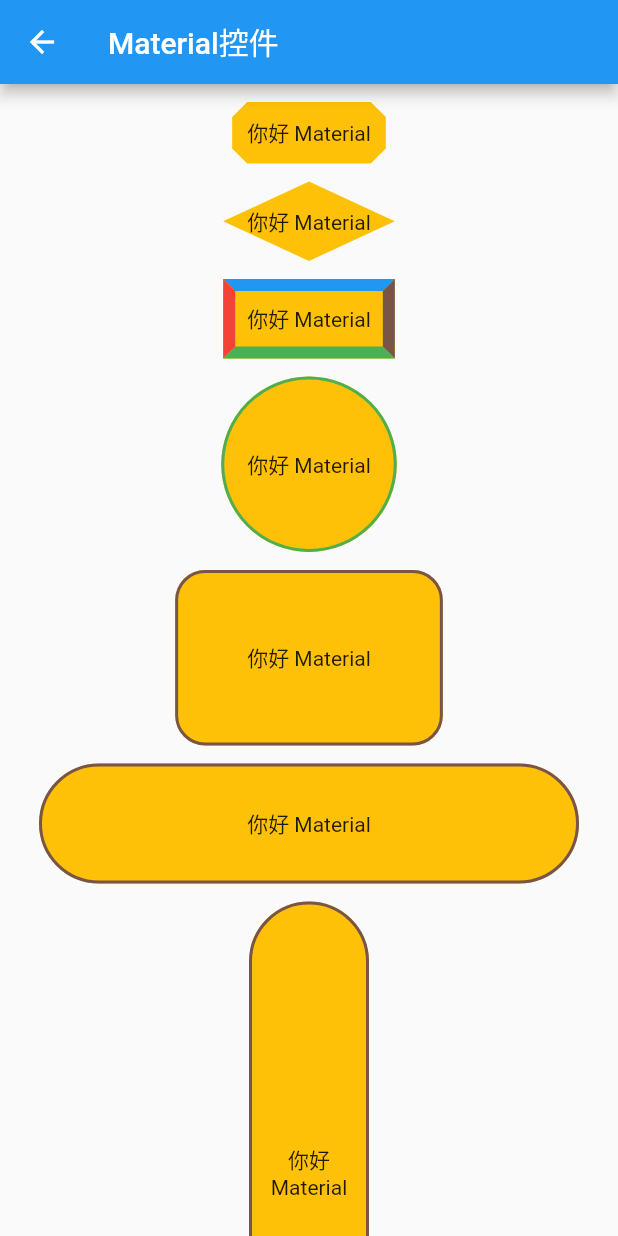
After one commit to TryImpossible/flutter-diy, a Flutter app: the MaterialWidgetActivity screen opened directly, on a phone screen of 412 x 824 dp. The commit adds this screen. Run offline on Flutter 3.47's test engine with Material 2 defaults, Android fonts, the phone set to English and light mode, and no system bars.

Commit message:
Material控件

```diff
--- a/app/lib/global.dart
+++ b/app/lib/global.dart
@@ -1,3 +1,5 @@
+import 'dart:math';
+
 import 'package:flutter/cupertino.dart';
 import 'package:flutter/material.dart';
 
@@ -10,3 +12,11 @@ final List<Color> colorList = <Color>[
   Colors.blue,
   Colors.purple,
 ];
+
+/// 随机颜色
+Color get randomColor => Color.fromRGBO(
+      Random().nextInt(255),
+      Random().nextInt(255),
+      Random().nextInt(255),
+      1,
+    );
--- a/app/lib/pages/framework_widget_fragment.dart
+++ b/app/lib/pages/framework_widget_fragment.dart
@@ -1,4 +1,5 @@
 import 'package:app/pages/listview/list_view_widget_activity.dart';
+import 'package:app/pages/material_widget_activity.dart';
 import 'package:app/pages/sliver/sliver_widget_activity.dart';
 import 'package:flutter/material.dart';
 
@@ -23,7 +24,9 @@ class _FrameworkWidgetFragmentState extends State<FrameworkWidgetFragment> {
             mainAxisAlignment: MainAxisAlignment.center,
             children: <Widget>[
               SizedBox(height: MediaQuery.of(context).padding.top),
+              _buildItem('Material控件', MaterialWidgetActivity()),
               _buildItem('ListView系列控件', ListViewWidgetActivity()),
+              _buildItem('GridView系列控件', ListViewWidgetActivity()),
               _buildItem('Sliver系列控件', SliverWidgetActivity()),
             ],
           ),
--- /dev/null
+++ b/app/lib/pages/material_widget_activity.dart
@@ -0,0 +1,165 @@
+import 'package:flutter/material.dart';
+
+class MaterialWidgetActivity extends StatelessWidget {
+  const MaterialWidgetActivity({Key? key}) : super(key: key);
+
+  @override
+  Widget build(BuildContext context) {
+    return Scaffold(
+      appBar: AppBar(
+        title: Text('Material控件'),
+      ),
+      body: SizedBox.expand(
+        child: SingleChildScrollView(
+          child: Column(
+            children: <Widget>[
+              SizedBox(height: 12),
+              Material(
+                color: Colors.amber,
+                shape: BeveledRectangleBorder(
+                  borderRadius: BorderRadius.circular(10),
+                  side: BorderSide(
+                    width: 1,
+                    style: BorderStyle.none,
+                  ),
+                ),
+                child: Container(
+                  padding: const EdgeInsets.all(10),
+                  child: Text(
+                    '你好 Material',
+                    style: TextStyle(fontSize: 14),
+                  ),
+                ),
+              ),
+              SizedBox(height: 12),
+              Material(
+                color: Colors.amber,
+                shape: BeveledRectangleBorder(
+                  borderRadius: BorderRadius.circular(200),
+                  side: BorderSide(
+                    width: 1,
+                    style: BorderStyle.none,
+                  ),
+                ),
+                child: Container(
+                  padding: const EdgeInsets.all(16),
+                  child: Text(
+                    '你好 Material',
+                    style: TextStyle(fontSize: 14),
+                  ),
+                ),
+              ),
+              SizedBox(height: 12),
+              Material(
+                color: Colors.amber,
+                shape: BorderDirectional(
+                  start: BorderSide(color: Colors.red, width: 8),
+                  top: BorderSide(color: Colors.blue, width: 8),
+                  end: BorderSide(color: Colors.brown, width: 8),
+                  bottom: BorderSide(color: Colors.green, width: 8),
+                ),
+                child: Container(
+                  padding: const EdgeInsets.all(16),
+                  child: Text(
+                    '你好 Material',
+                    style: TextStyle(fontSize: 14),
+                  ),
+                ),
+              ),
+              SizedBox(height: 12),
+              Material(
+                color: Colors.amber,
+                shape: CircleBorder(
+                  side: BorderSide(
+                    color: Colors.green,
+                    width: 2,
+                    style: BorderStyle.solid,
+                  ),
+                ),
+                child: Container(
+                  padding: const EdgeInsets.all(48),
+                  child: Text(
+                    '你好 Material',
+                    style: TextStyle(fontSize: 14),
+                  ),
+                ),
+              ),
+              SizedBox(height: 12),
+              Material(
+                color: Colors.amber,
+                shape: RoundedRectangleBorder(
+                  side: BorderSide(
+                    width: 2.0,
+                    color: Colors.brown,
+                  ),
+                  borderRadius: BorderRadius.circular(20.0),
+                ),
+                child: Container(
+                  padding: const EdgeInsets.all(48),
+                  child: Text(
+                    '你好 Material',
+                    style: TextStyle(fontSize: 14),
+                  ),
+                ),
+              ),
+              SizedBox(height: 12),
+              Material(
+                color: Colors.amber,
+                shape: StadiumBorder(
+                  side: const BorderSide(width: 2.0, color: Colors.brown),
+                ),
+                child: Container(
+                  width: 360,
+                  height: 80,
+                  alignment: Alignment.center,
+                  child: Text(
+                    '你好 Material',
+                    style: TextStyle(fontSize: 14),
+                  ),
+                ),
+              ),
+              SizedBox(height: 12),
+              Material(
+                color: Colors.amber,
+                shape: StadiumBorder(
+                  side: const BorderSide(width: 2.0, color: Colors.brown),
+                ),
+                child: Container(
+                  width: 80,
+                  height: 360,
+                  alignment: Alignment.center,
+                  child: Text(
+                    '你好\nMaterial',
+                    style: TextStyle(fontSize: 14),
+                    textAlign: TextAlign.center,
+                  ),
+                ),
+              ),
+              SizedBox(height: 12),
+              Material(
+                ///必须要设置颜色
+                color: Colors.amber,
+                elevation: 10.0,
+
+                ///阴影颜色
+                shadowColor: Colors.green,
+                borderRadius: new BorderRadius.circular(8.0),
+                type: MaterialType.button,
+                child: Container(
+                  width: 100,
+                  height: 40,
+                  alignment: Alignment.center,
+                  child: Text(
+                    '你好 Material',
+                    style: TextStyle(fontSize: 14),
+                    textAlign: TextAlign.center,
+                  ),
+                ),
+              ),
+            ],
+          ),
+        ),
+      ),
+    );
+  }
+}
```
